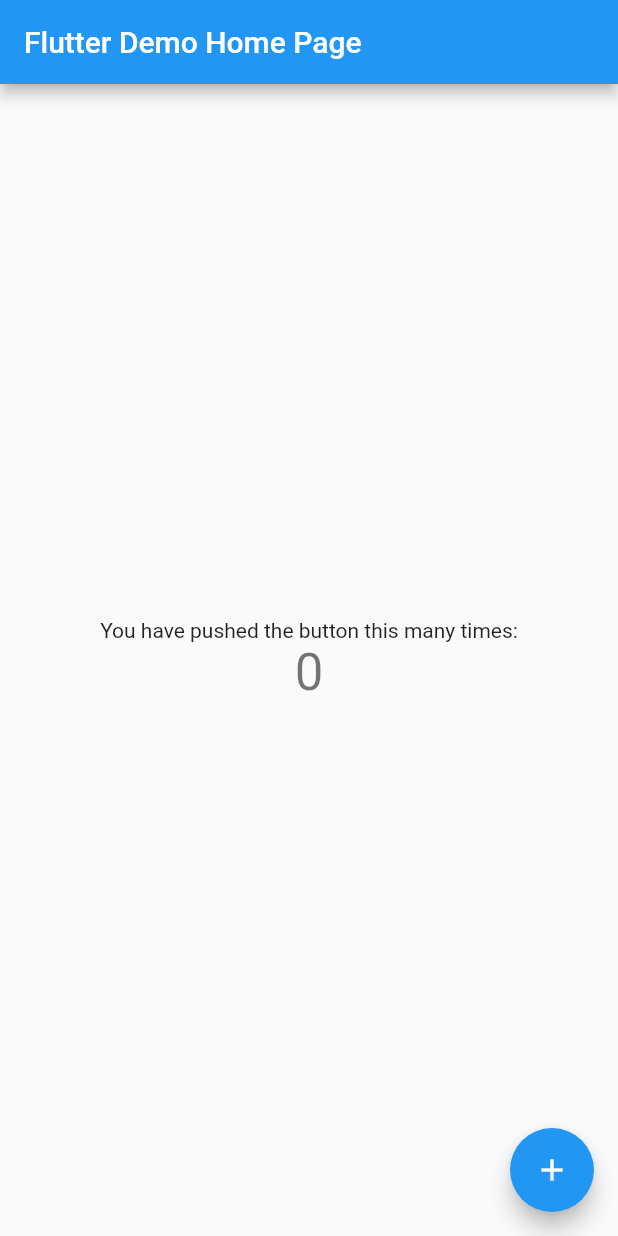
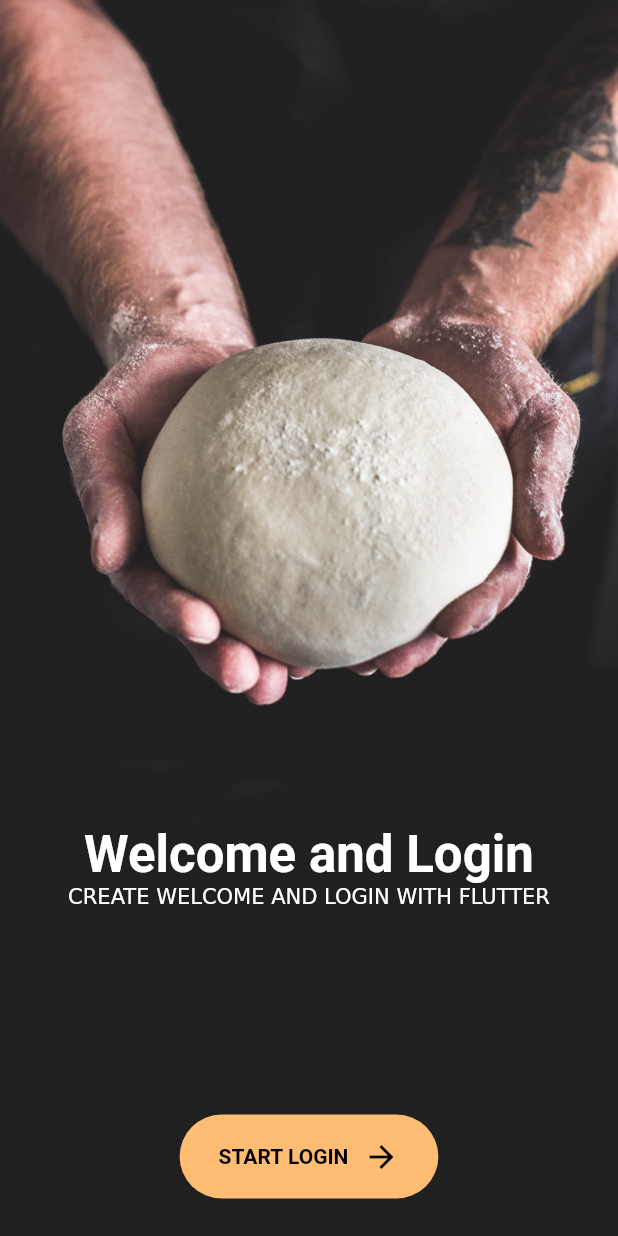
Before and after one commit to vietnguyenhoangw/Flutter-Welcome-LoginScreen, a Flutter app: the screen it shows after launch, on a phone screen of 412 x 824 dp. Run offline on Flutter 3.47's test engine with Material 2 defaults, Android fonts, the phone set to English and light mode, and no system bars.

Commit message:
Implement welcomeScreen :penguin:

```diff
--- /dev/null
+++ b/lib/constants/colors.dart
@@ -0,0 +1,4 @@
+import 'package:flutter/material.dart';
+
+const backgroundColor = Color(0xFF202020);
+const primaryColor = Color(0xFFFFBD73);
--- a/lib/main.dart
+++ b/lib/main.dart
@@ -1,4 +1,5 @@
 import 'package:flutter/material.dart';
+import './constants/colors.dart';
 
 void main() {
   runApp(MyApp());
@@ -25,93 +26,86 @@ class MyApp extends StatelessWidget {
           // the app on. For desktop platforms, the controls will be smaller and
           // closer together (more dense) than on mobile platforms.
           visualDensity: VisualDensity.adaptivePlatformDensity,
-      ),
-      home: MyHomePage(title: 'Flutter Demo Home Page'),
+          textTheme: TextTheme(
+            button: TextStyle(color: primaryColor),
+            display1:
+                TextStyle(color: Colors.white, fontWeight: FontWeight.bold),
+          )),
+      home: WelcomeScreen(),
     );
   }
 }
 
-class MyHomePage extends StatefulWidget {
-  MyHomePage({Key key, this.title}) : super(key: key);
-
-  // This widget is the home page of your application. It is stateful, meaning
-  // that it has a State object (defined below) that contains fields that affect
-  // how it looks.
-
-  // This class is the configuration for the state. It holds the values (in this
-  // case the title) provided by the parent (in this case the App widget) and
-  // used by the build method of the State. Fields in a Widget subclass are
-  // always marked "final".
-
-  final String title;
-
-  @override
-  _MyHomePageState createState() => _MyHomePageState();
-}
-
-class _MyHomePageState extends State<MyHomePage> {
-  int _counter = 0;
-
-  void _incrementCounter() {
-    setState(() {
-      // This call to setState tells the Flutter framework that something has
-      // changed in this State, which causes it to rerun the build method below
-      // so that the display can reflect the updated values. If we changed
-      // _counter without calling setState(), then the build method would not be
-      // called again, and so nothing would appear to happen.
-      _counter++;
-    });
-  }
-
+class WelcomeScreen extends StatelessWidget {
   @override
   Widget build(BuildContext context) {
-    // This method is rerun every time setState is called, for instance as done
-    // by the _incrementCounter method above.
-    //
-    // The Flutter framework has been optimized to make rerunning build methods
-    // fast, so that you can just rebuild anything that needs updating rather
-    // than having to individually change instances of widgets.
     return Scaffold(
-      appBar: AppBar(
-        // Here we take the value from the MyHomePage object that was created by
-        // the App.build method, and use it to set our appbar title.
-        title: Text(widget.title),
+      body: Container(
+        color: backgroundColor,
+        child: Column(
+          children: [
+            Expanded(
+                flex: 2,
+                child: Container(
+                  decoration: BoxDecoration(
+                      image: DecorationImage(
+                          fit: BoxFit.cover,
+                          image: AssetImage('assets/background.jpg'))),
+                )),
+            Expanded(
+                flex: 1,
+                child: Container(
+                  color: backgroundColor,
+                  child: Column(
+                    mainAxisAlignment: MainAxisAlignment.spaceBetween,
+                    children: [
+                      RichText(
+                          textAlign: TextAlign.center,
+                          text: TextSpan(children: <TextSpan>[
+                            TextSpan(
+                                text: 'Welcome and Login\n',
+                                style: Theme.of(context).textTheme.display1),
+                            TextSpan(
+                                text: "CREATE WELCOME AND LOGIN WITH FLUTTER")
+                          ])),
+                      FittedBox(
+                          child: GestureDetector(
+                        onTap: () {
+                          print('123');
+                        },
+                        child: Container(
+                          decoration: BoxDecoration(
+                            borderRadius: BorderRadius.circular(50),
+                            color: primaryColor,
                           ),
-      body: Center(
-        // Center is a layout widget. It takes a single child and positions it
-        // in the middle of the parent.
-        child: Column(
-          // Column is also a layout widget. It takes a list of children and
-          // arranges them vertically. By default, it sizes itself to fit its
-          // children horizontally, and tries to be as tall as its parent.
-          //
-          // Invoke "debug painting" (press "p" in the console, choose the
-          // "Toggle Debug Paint" action from the Flutter Inspector in Android
-          // Studio, or the "Toggle Debug Paint" command in Visual Studio Code)
-          // to see the wireframe for each widget.
-          //
-          // Column has various properties to control how it sizes itself and
-          // how it positions its children. Here we use mainAxisAlignment to
-          // center the children vertically; the main axis here is the vertical
-          // axis because Columns are vertical (the cross axis would be
-          // horizontal).
-          mainAxisAlignment: MainAxisAlignment.center,
-          children: <Widget>[
-            Text(
-              'You have pushed the button this many times:',
-            ),
-            Text(
-              '$_counter',
-              style: Theme.of(context).textTheme.headline4,
-            ),
+                          margin: EdgeInsets.only(bottom: 25),
+                          padding: EdgeInsets.symmetric(
+                              horizontal: 26, vertical: 16),
+                          child: Row(
+                            children: [
+                              RichText(
+                                  text: TextSpan(children: <TextSpan>[
+                                TextSpan(
+                                    text: 'START LOGIN',
+                                    style: TextStyle(
+                                        color: Colors.black,
+                                        fontWeight: FontWeight.bold))
+                              ])),
+                              SizedBox(width: 10),
+                              Icon(
+                                Icons.arrow_forward,
+                                color: Colors.black,
+                              )
                             ],
                           ),
                         ),
-      floatingActionButton: FloatingActionButton(
-        onPressed: _incrementCounter,
-        tooltip: 'Increment',
-        child: Icon(Icons.add),
-      ), // This trailing comma makes auto-formatting nicer for build methods.
+                      ))
+                    ],
+                  ),
+                )),
+          ],
+        ),
+      ),
     );
   }
 }
--- a/pubspec.yaml
+++ b/pubspec.yaml
@@ -45,9 +45,8 @@ flutter:
   uses-material-design: true
 
   # To add assets to your application, add an assets section, like this:
-  # assets:
-  #   - images/a_dot_burr.jpeg
-  #   - images/a_dot_ham.jpeg
+  assets:
+    - assets/background.jpg
 
   # An image asset can refer to one or more resolution-specific "variants", see
   # https://flutter.dev/assets-and-images/#resolution-aware.
```
Also changed, not shown: assets/background.jpg (added). Lines whose indentation alone changed are shown as unchanged.
